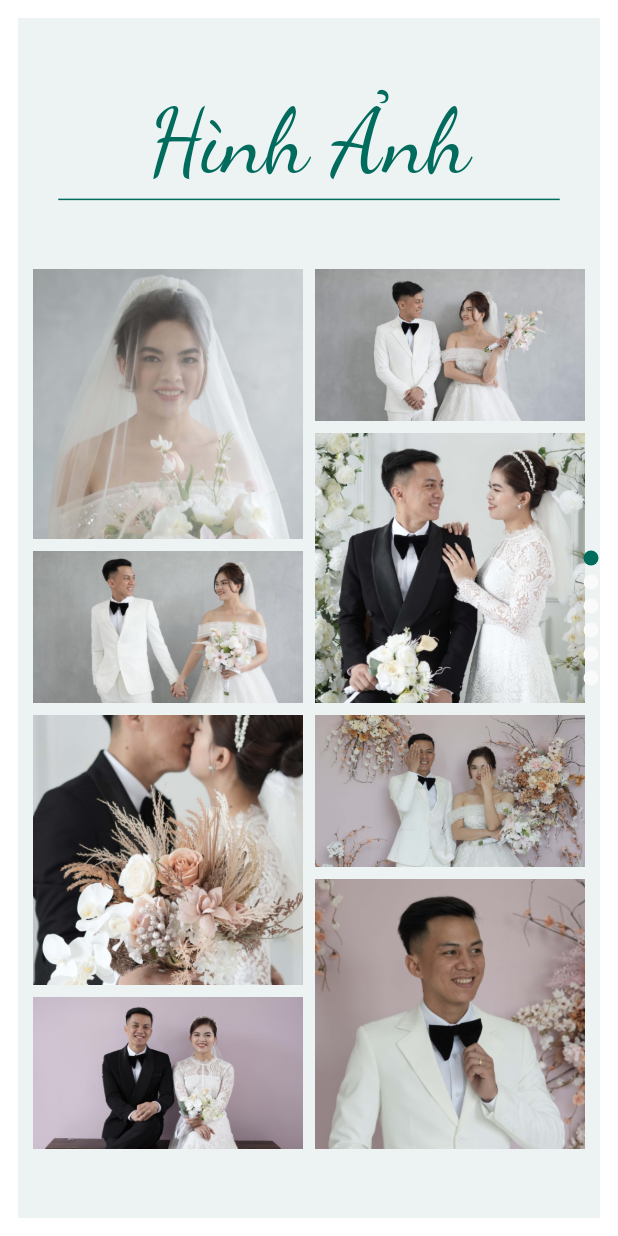
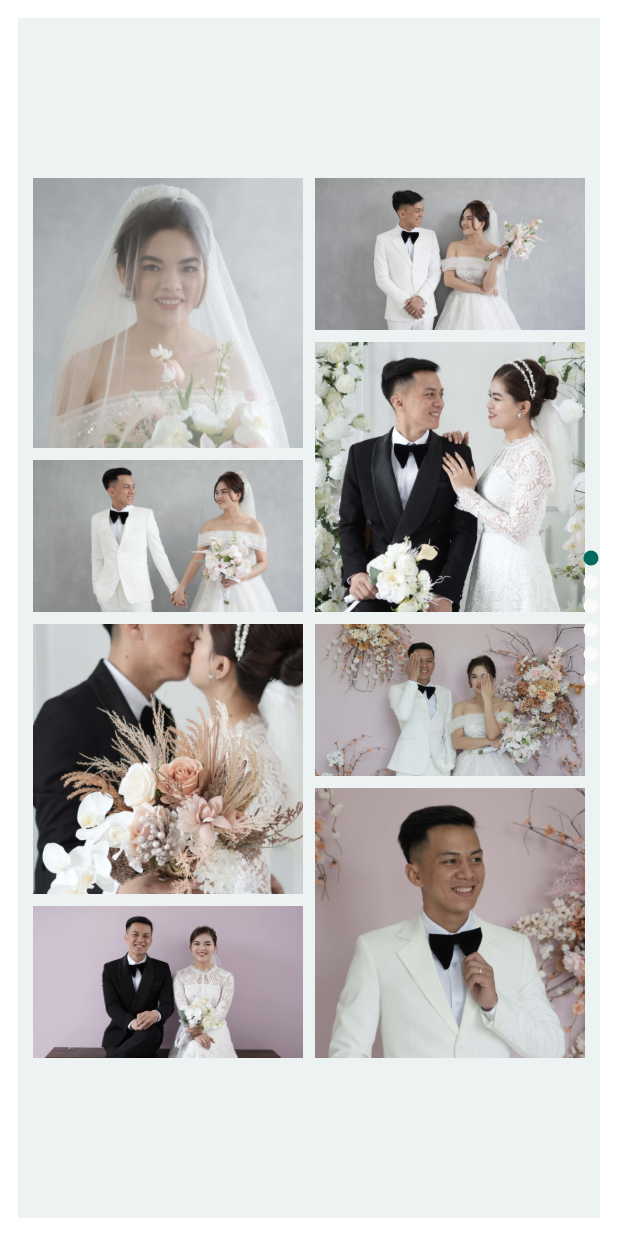
Before and after one commit to PeterHo249/wedding_invitation, a Flutter app: the screen it shows after launch, swiped to page 5, on a phone screen of 412 x 824 dp. Run offline on Flutter 3.47's test engine with Material 2 defaults, Android fonts, the light colour scheme and no system bars; drawn by our look-alikes of card_swiper.

Commit message:
Remove unneeded text

```diff
--- a/lib/gallery_page.dart
+++ b/lib/gallery_page.dart
@@ -19,15 +19,7 @@ class GalleryPage extends StatelessWidget {
           color: Colors.white,
         ),
       ),
-      child: Column(
-        mainAxisAlignment: MainAxisAlignment.spaceEvenly,
-        crossAxisAlignment: CrossAxisAlignment.center,
-        mainAxisSize: MainAxisSize.max,
-        children: [
-          buildTitle(context),
-          buildImageGallery(context),
-        ],
-      ),
+      child: buildImageGallery(context),
     );
   }
 
@@ -62,29 +54,4 @@ class GalleryPage extends StatelessWidget {
 
     return tiles;
   }
-
-  Container buildTitle(BuildContext context) {
-    var isLargeHeight = MediaQuery.of(context).size.height >= 500;
-    return Container(
-      padding: EdgeInsets.symmetric(
-        vertical: getScale(context, 2),
-        horizontal: getScale(context, 100),
-      ),
-      decoration: BoxDecoration(
-        border: Border(
-          bottom: BorderSide(
-            color: Theme.of(context).colorScheme.primary,
-          ),
-        ),
-      ),
-      child: Text(
-        'Hình Ảnh',
-        style: TextStyle(
-          fontFamily: 'DancingScript',
-          color: Theme.of(context).colorScheme.primary,
-          fontSize: isLargeHeight ? 60 : 20,
-        ),
-      ),
-    );
-  }
 }
--- a/lib/personal_information_page.dart
+++ b/lib/personal_information_page.dart
@@ -132,7 +132,7 @@ class PersonalInformationPage extends StatelessWidget {
         child: Text(
           familyOrder,
           style: TextStyle(
-            fontSize: getScale(context, 20),
+            fontSize: getScale(context, 30),
             color: Theme.of(context).colorScheme.secondary,
           ),
         ),
```
